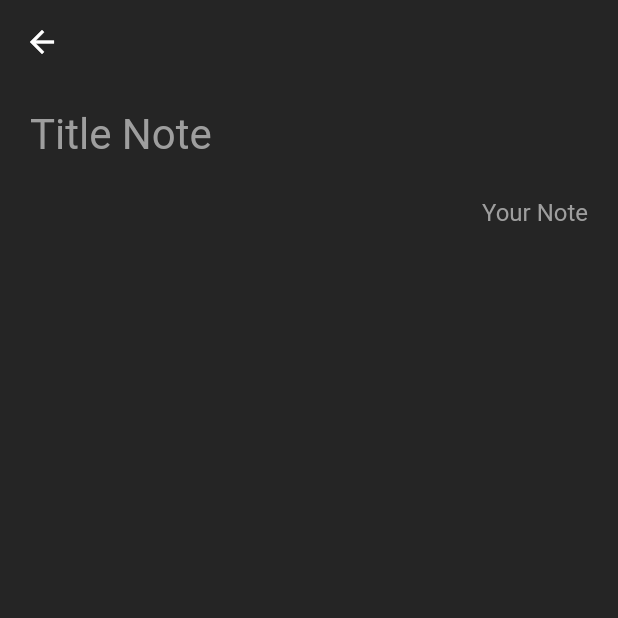
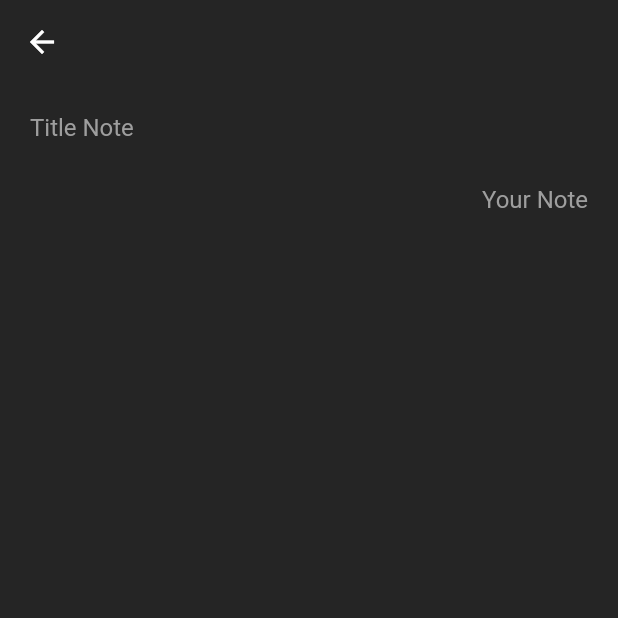
Before and after one commit to alimohamedgad/note_app, a Flutter app: the screen it shows after launch, after a tap on the "add" icon, on a phone screen of 412 x 824 dp, the top half of it. Run offline on Flutter 3.47's test engine with Material 2 defaults, Android fonts, the phone set to English and light mode, and no system bars; our stand-ins replace flutter_bloc, sqflite; accounts and stored records are empty.

Commit message:
Delete note

```diff
--- a/lib/Bussiness_logic/cubit/database_state.dart
+++ b/lib/Bussiness_logic/cubit/database_state.dart
@@ -2,3 +2,8 @@
 abstract class DatabaseState {}
 
 class DatabaseInitial extends DatabaseState {}
+
+class ReadDataState  extends DatabaseState {}
+class DeletNoteState extends DatabaseState {}
+class AddNoteState extends DatabaseState {}
+class EditNoteState extends DatabaseState {}
--- a/lib/Presention/Screens/add_note.dart
+++ b/lib/Presention/Screens/add_note.dart
@@ -1,14 +1,15 @@
 import 'package:flutter/material.dart';
+
 import '../../Constns/mycolors.dart';
 import '../../Data/Model/db_model.dart';
+import '../../Data/Web_Services/db_helper.dart';
+import '../Widgets/custom_text_filed.dart';
 import 'home_page.dart';
 
-import '../../Data/Web_Services/db_helper.dart';
-import '../Widgets/custom_text_filed.dart';
-
 class AddNote extends StatefulWidget {
-  const AddNote({super.key});
-
+  const AddNote({
+    Key? key,
+  }) : super(key: key);
   static String id = 'AddNote';
 
   @override
@@ -21,6 +22,7 @@ class _AddNoteState extends State<AddNote> {
     TextEditingController titleController = TextEditingController();
     TextEditingController bodyController = TextEditingController();
     GlobalKey<FormState> formkey = GlobalKey<FormState>();
+
 
     DataBaseHelper db = DataBaseHelper();
     return Scaffold(
@@ -35,15 +37,16 @@ class _AddNoteState extends State<AddNote> {
               bodyController,
               context,
             );
+
+
           },
           color: Colors.white,
         ),
-              backgroundColor: MyColors.myBlack,
-
+        backgroundColor: MyColors.myBlack,
         elevation: 0.0,
       ),
       body: Padding(
-        padding: const EdgeInsets.symmetric(vertical: 5,horizontal: 20),
+        padding: const EdgeInsets.symmetric(vertical: 5, horizontal: 20),
         child: Form(
           key: formkey,
           child: Column(
@@ -56,20 +59,8 @@ class _AddNoteState extends State<AddNote> {
               MultiTextField(
                 controller: bodyController,
                 hintText: 'Your Note',
-              color: Colors.white,
-
+                color: Colors.white,
               ),
-              // MaterialButton(
-              //   onPressed: () async {
-              //     await addNote(
-              //         formkey, db, emailController, nameController, context);
-              //   },
-              //   color: Colors.red,
-              //   child: const Text(
-              //     'Add Note',
-              //     style: TextStyle(color: Colors.white),
-              //   ),
-              // )
             ],
           ),
         ),
--- a/lib/Presention/Screens/home_page.dart
+++ b/lib/Presention/Screens/home_page.dart
@@ -2,6 +2,8 @@
 // ignore_for_file: avoid_print
 
 import 'package:flutter/material.dart';
+import 'package:flutter_bloc/flutter_bloc.dart';
+import 'package:sqflite_project/Bussiness_logic/cubit/database_cubit.dart';
 import 'package:sqflite_project/Constns/mycolors.dart';
 import 'package:sqflite_project/Data/Model/db_model.dart';
 import 'package:sqflite_project/Data/Web_Services/db_helper.dart';
@@ -42,28 +44,7 @@ class _HomePageState extends State<HomePage> {
   Widget build(BuildContext context) {
     return Scaffold(
       backgroundColor: MyColors.myBlack,
-      appBar: AppBar(
-        backgroundColor: MyColors.myBlack,
-        elevation: 0.0,
-        title: const Text('Notes', style: TextStyle(fontSize: 30)),
-        actions: [
-          Container(
-            margin: const EdgeInsets.fromLTRB(0, 10, 15, 0),
-            decoration: BoxDecoration(
-                color: Colors.grey[800],
-                borderRadius: BorderRadius.circular(10)),
-            child: IconButton(
-              onPressed: () {},
-              icon: const Icon(Icons.search),
-            ),
-          )
-        ],
-        // leading: IconButton(
-        //     onPressed: () async {
-        //       await db.mydeleteDataBase();
-        //     },
-        //     icon: const Icon(Icons.remove)),
-      ),
+      appBar: myAppBar(),
       floatingActionButton: FloatingActionButton(
         onPressed: () {
           Navigator.pushNamed(context, AddNote.id);
@@ -73,15 +54,43 @@ class _HomePageState extends State<HomePage> {
       body: Column(
         children: [
           Expanded(
-            child: ListView.builder(
-              itemCount: users.length,
-              itemBuilder: (context, i) {
-                return NoteItem(db: db, users: users, index: i);
-              },
-            ),
-          ),
+              child: users.isNotEmpty
+                  ? ListView.builder(
+                      itemCount: users.length,
+                      itemBuilder: (context, i) {
+                        return NoteItem(
+                          db: db,
+                          users: users,
+                          index: i,
+                        );
+                      },
+                    )
+                  : Center(
+                      child: Text(
+                      "You Don't Have Any Note !!",
+                      style: TextStyle(fontSize: 20),
+                    ))),
         ],
       ),
     );
+    }
   }
-}
+
+  AppBar myAppBar() {
+    return AppBar(
+      backgroundColor: MyColors.myBlack,
+      elevation: 0.0,
+      title: const Text('Notes', style: TextStyle(fontSize: 30)),
+      actions: [
+        IconButton(
+          onPressed: () {},
+          icon: const Icon(Icons.search),
+        )
+      ],
+      // leading: IconButton(
+      //     onPressed: () async {
+      //       await db.mydeleteDataBase();
+      //     },
+      //     icon: const Icon(Icons.remove)),
+    );
+  }
--- a/lib/Presention/Widgets/custom_text_filed.dart
+++ b/lib/Presention/Widgets/custom_text_filed.dart
@@ -6,7 +6,7 @@ class CustomTextField extends StatelessWidget {
     required this.controller,
     required this.hintText,
     this.color = Colors.black,
-      this.hintStyleColor = Colors.grey,
+    this.hintStyleColor = Colors.grey,
   }) : super(key: key);
 
   final TextEditingController controller;
@@ -19,14 +19,13 @@ class CustomTextField extends StatelessWidget {
     return TextField(
       controller: controller,
       decoration: InputDecoration(
-        hintText: hintText,
-        border: InputBorder.none,
-        hintStyle: TextStyle(
-          color: hintStyleColor
-        )
+          hintText: hintText,
+          border: InputBorder.none,
+          hintStyle: TextStyle(color: hintStyleColor)),
+      style: TextStyle(
+        fontSize: 16.0,
+        color: color,
       ),
-      style:
-          TextStyle(fontSize: 28.0, color: color),
     );
   }
 }
--- a/lib/main.dart
+++ b/lib/main.dart
@@ -22,9 +22,9 @@ class MyApp extends StatelessWidget {
       debugShowCheckedModeBanner: false,
       initialRoute: HomePage.id,
       routes: {
-        AddNote.id: (context) => const AddNote(),
+        AddNote.id: (context) =>  const AddNote(),
         HomePage.id: (context) => const HomePage(),
-        EditNotes.id: (context) => const EditNotes(),
+        EditNotes.id: (context) =>  const EditNotes(),
       },
     );
   }
--- a/pubspec.yaml
+++ b/pubspec.yaml
@@ -33,6 +33,7 @@ dependencies:
   flutter:
     sdk: flutter
   flutter_bloc: ^8.1.1
+  flutter_screenutil: ^5.6.0
   path: ^1.8.2
   sqflite: ^2.1.0+1
 
```
Also changed, not shown: lib/Bussiness_logic/cubit/database_cubit.dart (+16 -5 lines), lib/Constns/mycolors.dart (+7 -0 lines), lib/Presention/Screens/edit_notes.dart (+21 -14 lines), lib/Presention/Widgets/notes_item.dart (+59 -29 lines), lib/Presention/Widgets/notes_list_tile.dart (+45 -11 lines), lib/Constns/db_const.dart (line endings or trailing spaces), pubspec.lock.
